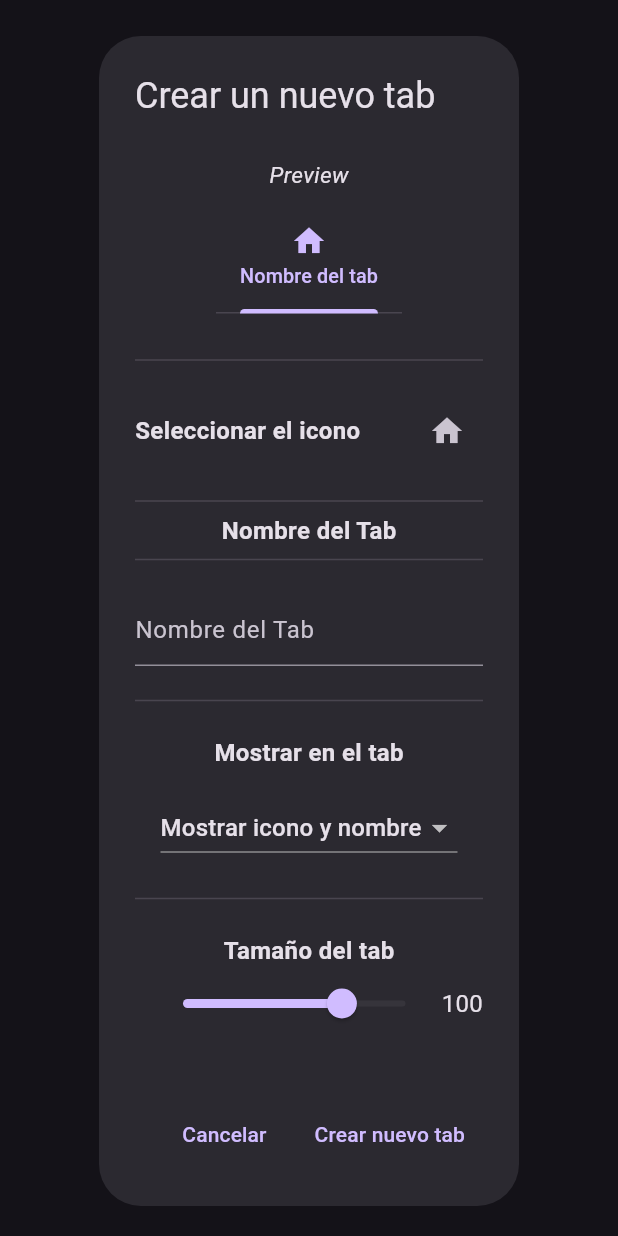
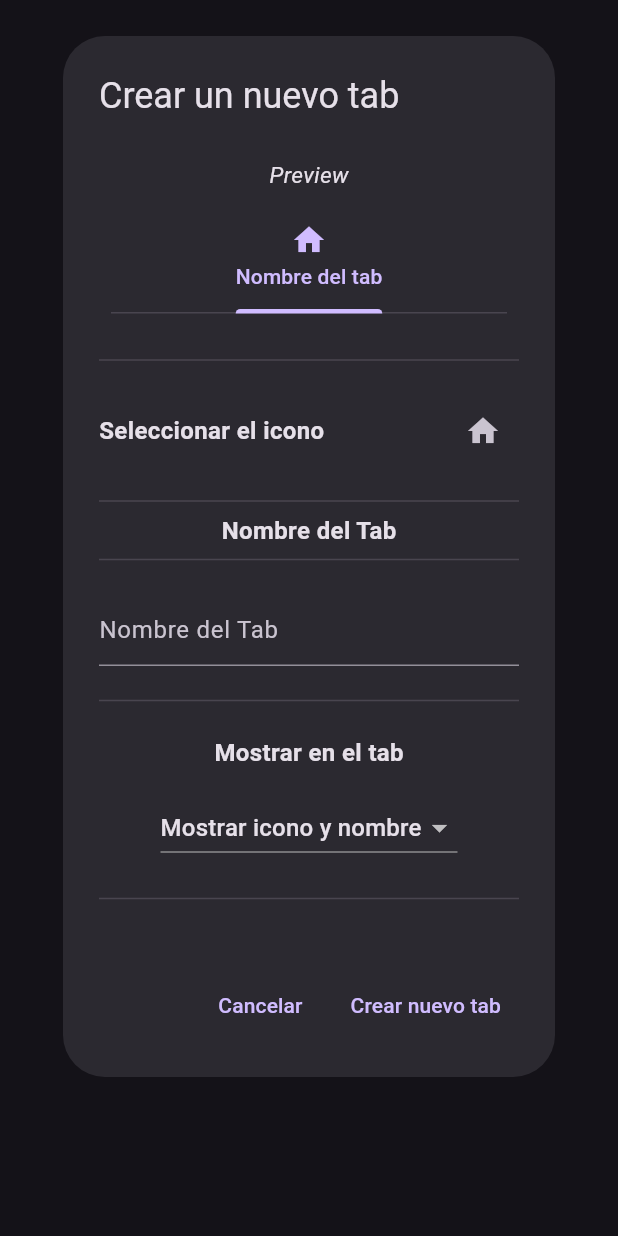
Before and after one commit to MagnoDaza/funciones, a Flutter app: the TabDialog widget shown alone on an empty page, opened directly, on a phone screen of 412 x 824 dp. Run offline on Flutter 3.47's test engine with Material 2 defaults, Android fonts, the phone set to English and light mode, and no system bars; our stand-ins replace fluttertoast.

```diff
--- a/lib/tab_preview.dart
+++ b/lib/tab_preview.dart
@@ -30,7 +30,7 @@ class TabPreview extends StatelessWidget {
             : Icons
                 .tab; // Icono predeterminado si no se ha seleccionado ninguno
         final tabWidth = text != null
-            ? text.length * 10.0
+            ? text.length * 20.0
             : 100.0; // Ajusta el ancho del tab según la longitud del texto
         return DefaultTabController(
           length: 1,
--- a/lib/tabs_dialog.dart
+++ b/lib/tabs_dialog.dart
@@ -1,3 +1,4 @@
+//file tabdialog.dart
 import 'package:flutter/material.dart';
 import 'package:fluttertoast/fluttertoast.dart';
 import 'package:provider/provider.dart';
@@ -19,8 +20,6 @@ class _TabDialogState extends State<TabDialog> {
   TextEditingController? _textController;
   IconData? _icon;
   String dropdownValue = 'Mostrar icono y nombre';
-  double _tabWidth = 100.0;
-  bool _isSliderEnabled = true;
 
   @override
   void initState() {
@@ -31,7 +30,6 @@ class _TabDialogState extends State<TabDialog> {
         text: tabProvider.myTabs[widget.tabIndex!].text,
       );
       _icon = tabProvider.myTabs[widget.tabIndex!].icon;
-      _tabWidth = tabProvider.myTabs[widget.tabIndex!].tabWidth;
     } else {
       _textController = TextEditingController();
       _icon = Icons.home;
@@ -41,8 +39,6 @@ class _TabDialogState extends State<TabDialog> {
   void _handleIconSelected(IconData selectedIcon) {
     setState(() {
       _icon = selectedIcon;
-      _tabWidth = _textController!.text.length *
-          10.0; // Ajusta el ancho del tab según la longitud del texto
     });
   }
 
@@ -127,7 +123,6 @@ class _TabDialogState extends State<TabDialog> {
               onChanged: (String? newValue) {
                 setState(() {
                   dropdownValue = newValue!;
-                  _isSliderEnabled = dropdownValue != 'Solo el texto';
                 });
               },
               items: <String>[
@@ -144,38 +139,8 @@ class _TabDialogState extends State<TabDialog> {
             const SizedBox(height: 15),
             Divider(),
             const SizedBox(height: 15),
-            const Text(
-              'Tamaño del tab',
-              style: TextStyle(fontSize: 16, fontWeight: FontWeight.bold),
-            ),
-            Row(
-              children: [
-                const SizedBox(width: 8),
-                Expanded(
-                  child: Tooltip(
-                    message: 'Desliza para ajustar el tamaño del tab',
-                    child: IgnorePointer(
-                      ignoring: false,
-                      child: Slider(
-                        value: _tabWidth,
-                        min: 50,
-                        max: 120,
-                        onChanged: (double value) {
-                          setState(() {
-                            _tabWidth = value;
-                          });
-                        },
-                      ),
-                    ),
-                  ),
-                ),
-                Text(
-                  _tabWidth.toStringAsFixed(0),
-                  style: const TextStyle(fontSize: 16),
-                ),
-              ],
-            ),
-            const SizedBox(height: 15),
+            // Eliminamos el código relacionado con el tamaño del tab
+            // Resto del código...
           ],
         ),
         actions: <Widget>[
@@ -190,8 +155,6 @@ class _TabDialogState extends State<TabDialog> {
               if (_textController != null &&
                   _icon != null &&
                   _textController!.text.isNotEmpty) {
-                _tabWidth = _textController!.text.length *
-                    10.0; // Ajusta el ancho del tab según la longitud del texto
                 int? tabIndex;
                 if (!widget.isNewTab) {
                   tabIndex = widget.tabIndex!;
```
